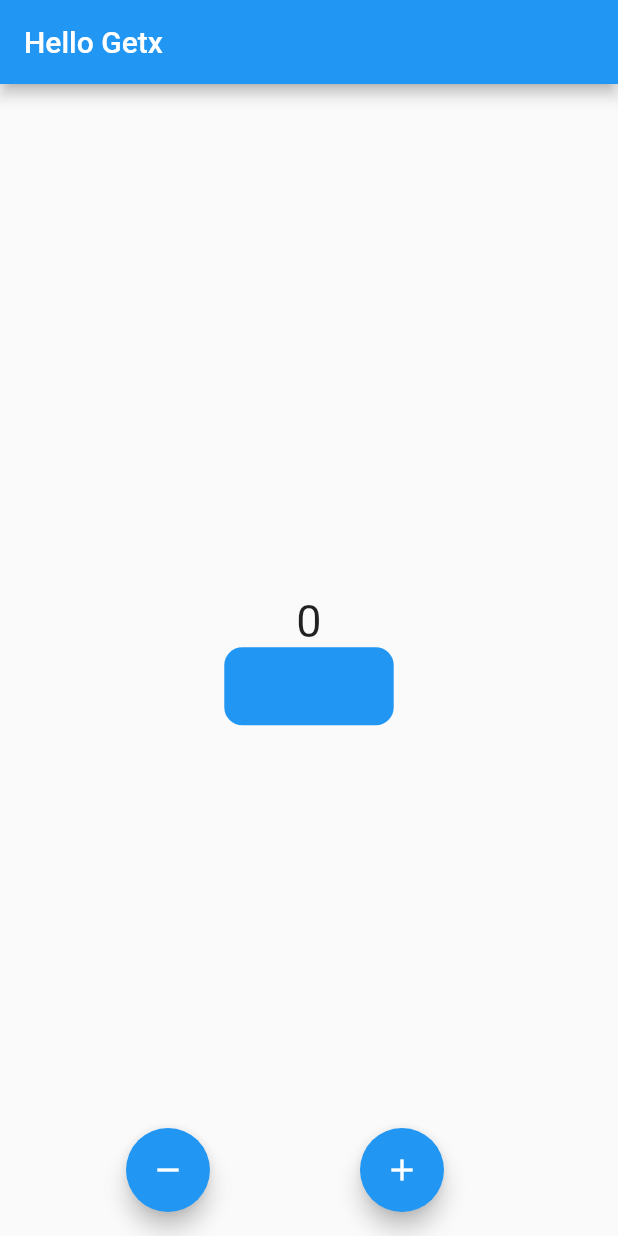
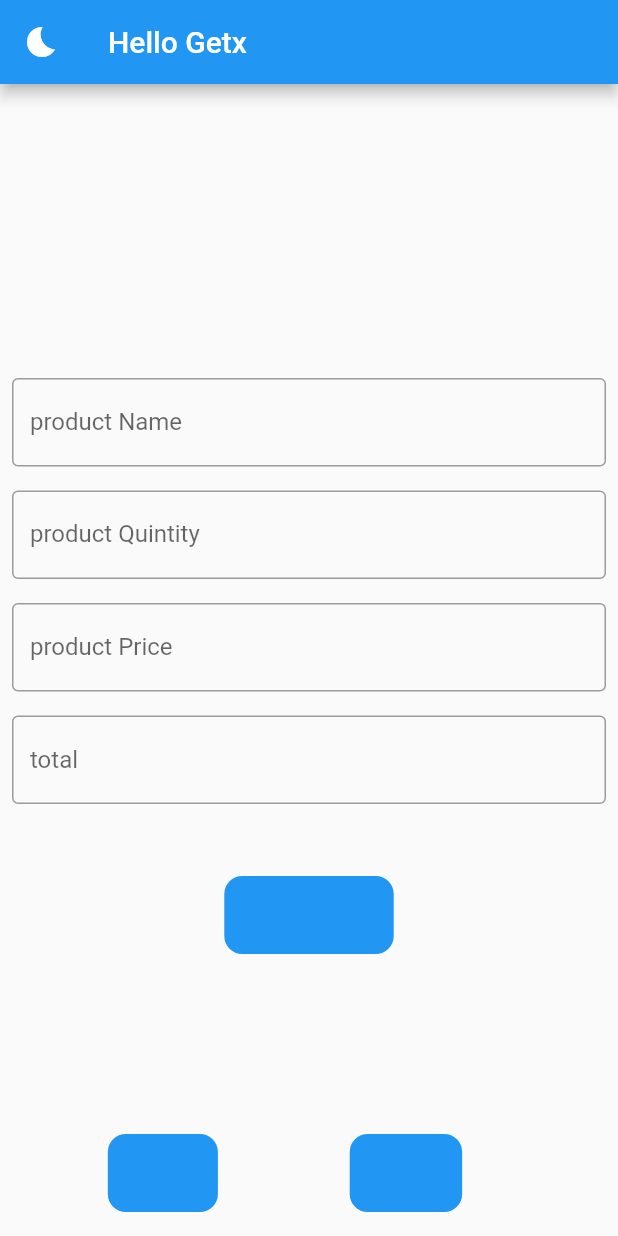
Before and after one commit to PHANNA11/getX-project, a Flutter app: the screen it shows after launch, on a phone screen of 412 x 824 dp. Run offline on Flutter 3.47's test engine with Material 2 defaults, Android fonts, the phone set to English and light mode, and no system bars; our stand-ins replace get.

Commit message:
Product Order getx

```diff
--- /dev/null
+++ b/lib/getx/product_getx_controller.dart
@@ -0,0 +1,15 @@
+import 'package:get/get.dart';
+import 'package:get/get_state_manager/get_state_manager.dart';
+
+import '../model/product_model.dart';
+
+class ProductController extends GetxController {
+  var products = <Product>[].obs();
+  addProductCard(Product product) {
+    products.add(product);
+    print('object added');
+    update();
+  }
+
+  updateProductCard(Product pro) {}
+}
--- a/lib/main.dart
+++ b/lib/main.dart
@@ -1,4 +1,4 @@
-import 'dart:ui';
+import 'dart:math';
 
 import 'package:flutter/cupertino.dart';
 import 'package:flutter/material.dart';
@@ -6,8 +6,11 @@ import 'package:get/get.dart';
 import 'package:get/get_navigation/get_navigation.dart';
 import 'package:get/get_state_manager/get_state_manager.dart';
 import 'package:get/instance_manager.dart';
+import 'package:getx_statemanagement/Screens/lsit_product_screen.dart';
 
 import 'package:getx_statemanagement/Screens/screen2.dart';
+import 'package:getx_statemanagement/getx/product_getx_controller.dart';
+import 'package:getx_statemanagement/model/product_model.dart';
 
 import 'getx/getx_controller.dart';
 
@@ -22,9 +25,11 @@ class MyApp extends StatelessWidget {
   Widget build(BuildContext context) {
     return GetMaterialApp(
       title: 'Flutter Demo',
+      //c  darkTheme: ThemeData.light(),
+      // theme: ThemeData.dark(),
       theme: ThemeData(
-        primarySwatch: Colors.blue,
-      ),
+          // primarySwatch: Colors.blue,
+          ),
       home: MyHomePage(),
     );
   }
@@ -33,44 +38,105 @@ class MyApp extends StatelessWidget {
 class MyHomePage extends StatelessWidget {
   MyHomePage({Key? key}) : super(key: key);
 
-  var counter = 0.obs();
-  Controller controller = Get.put(Controller());
+  // var counter = 0.obs();
+  // Controller controller = Get.put(Controller());
+  TextEditingController nameController = TextEditingController();
+  TextEditingController priceController = TextEditingController();
+  TextEditingController qtyController = TextEditingController();
+  TextEditingController totoalController = TextEditingController();
+
+  //---------------------------------
+  ProductController productController = Get.put(ProductController());
   @override
   Widget build(BuildContext context) {
     return Scaffold(
       appBar: AppBar(
+        leading: InkWell(
+          child: const Icon(Icons.bedtime),
+          onTap: () {},
+        ),
         title: const Text('Hello Getx'),
       ),
       body: Center(
         child: Column(
           mainAxisAlignment: MainAxisAlignment.center,
           children: [
-            GetBuilder<Controller>(
-              builder: (_) => Text(
-                '${controller.counter}',
-                style: const TextStyle(fontSize: 30),
+            Padding(
+              padding: const EdgeInsets.all(8.0),
+              child: TextFormField(
+                controller: nameController,
+                decoration: const InputDecoration(
+                    label: Text('product Name'), border: OutlineInputBorder()),
               ),
+            ),
+            Padding(
+              padding: const EdgeInsets.all(8.0),
+              child: TextFormField(
+                controller: qtyController,
+                decoration: const InputDecoration(
+                    label: Text('product Quintity'),
+                    border: OutlineInputBorder()),
+              ),
+            ),
+            Padding(
+              padding: const EdgeInsets.all(8.0),
+              child: TextFormField(
+                // onSaved: ((newValue) {
+                //   int qty = int.parse(qtyController.text);
+                //   double price = double.parse(priceController.text);
+                //   totoalController.text = (price * qty).toString();
+                // }),
+                controller: priceController,
+                decoration: const InputDecoration(
+                    label: Text('product Price'), border: OutlineInputBorder()),
+              ),
+            ),
+            Padding(
+              padding: const EdgeInsets.all(8.0),
+              child: TextFormField(
+                //  enabled: false,
+                controller: totoalController,
+                decoration: const InputDecoration(
+                    hintText: 'total', border: OutlineInputBorder()),
+              ),
+            ),
+            const SizedBox(
+              height: 40,
             ),
             CupertinoButton(
                 color: Theme.of(context).primaryColor,
                 child: const Text('Next page'),
-                onPressed: () => Get.to(() => const Screen2())),
+                onPressed: () => Get.to(() => ListProductScreen())),
           ],
         ),
       ),
       floatingActionButton: Row(
         mainAxisAlignment: MainAxisAlignment.spaceEvenly,
         children: [
-          FloatingActionButton(
-            heroTag: 'Decrement',
-            onPressed: () => controller.decrement(),
-            child: const Icon(Icons.remove),
-          ),
-          FloatingActionButton(
-            heroTag: 'Increment',
-            onPressed: () => controller.increment(),
-            child: const Icon(Icons.add),
-          ),
+          CupertinoButton(
+              color: Theme.of(context).primaryColor,
+              child: const Text('save'),
+              onPressed: () => productController.addProductCard(Product(
+                    code: Random().nextInt(200),
+                    name: nameController.text,
+                    price: double.parse(priceController.text),
+                    qty: int.parse(qtyController.text),
+                    total: double.parse(totoalController.text),
+                  ))),
+          CupertinoButton(
+              color: Theme.of(context).primaryColor,
+              child: const Text('clear'),
+              onPressed: () {}),
+          // FloatingActionButton(
+          //   heroTag: 'Decrement',
+          //   onPressed: () => controller.decrement(),
+          //   child: const Icon(Icons.remove),
+          // ),
+          // FloatingActionButton(
+          //   heroTag: 'Increment',
+          //   onPressed: () => controller.increment(),
+          //   child: const Icon(Icons.add),
+          // ),
         ],
       ),
     );
--- a/lib/model/product_model.dart
+++ b/lib/model/product_model.dart
@@ -4,4 +4,10 @@ class Product {
   late double price;
   late int qty;
   late double total;
+  Product(
+      {required this.code,
+      required this.name,
+      required this.price,
+      required this.qty,
+      required this.total});
 }
```
Also changed, not shown: lib/Screens/lsit_product_screen.dart (added, +35 -0 lines), lib/getx/theme_colors.dart (added, +9 -0 lines).
